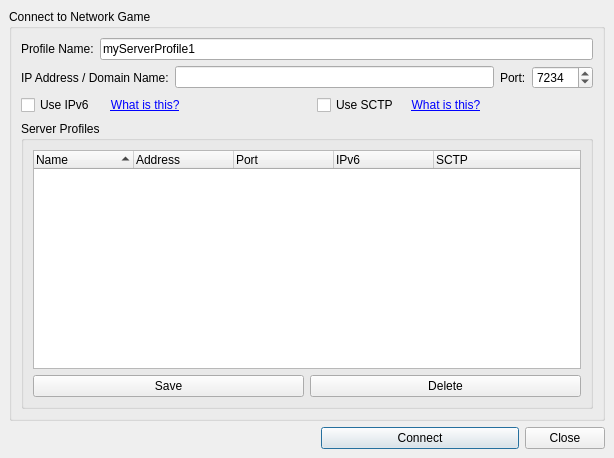
Before: the Qt Designer form src/gui/qt/gui_800x480/joinnetworkgamedialog_800x480.ui in pokerth/pokerth, drawn with Qt 5.
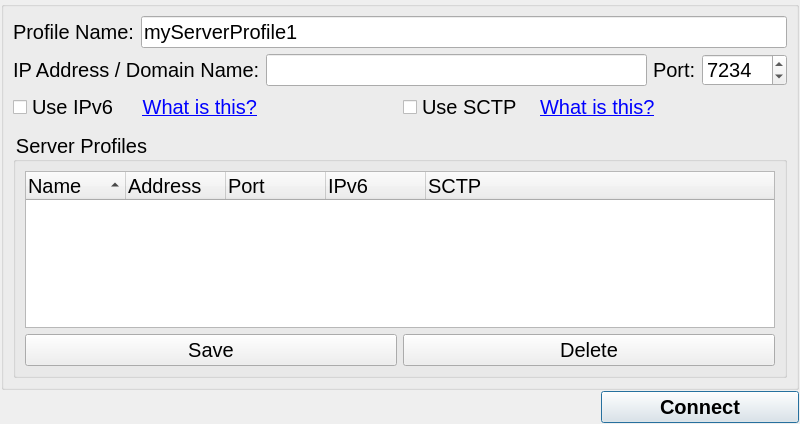
After: the same form once the commit is applied.

What changed in the file:
```diff
--- a/src/gui/qt/gui_800x480/joinnetworkgamedialog_800x480.ui
+++ b/src/gui/qt/gui_800x480/joinnetworkgamedialog_800x480.ui
@@ -6,19 +6,31 @@
    <rect>
     <x>0</x>
     <y>0</y>
-    <width>614</width>
-    <height>458</height>
+    <width>800</width>
+    <height>424</height>
    </rect>
   </property>
+  <property name="minimumSize">
+   <size>
+    <width>800</width>
+    <height>424</height>
+   </size>
+  </property>
+  <property name="maximumSize">
+   <size>
+    <width>800</width>
+    <height>424</height>
+   </size>
+  </property>
   <property name="windowTitle">
    <string>Join Network Game</string>
   </property>
   <layout class="QGridLayout" name="gridLayout2">
    <property name="margin">
-    <number>9</number>
+    <number>1</number>
    </property>
    <property name="spacing">
-    <number>6</number>
+    <number>1</number>
    </property>
    <item row="1" column="0">
     <layout class="QHBoxLayout">
@@ -49,30 +61,29 @@
          <height>0</height>
         </size>
        </property>
+       <property name="styleSheet">
+        <string notr="true">QObject {font: bold 20px}</string>
+       </property>
        <property name="text">
         <string>Connect</string>
        </property>
       </widget>
      </item>
-     <item>
-      <widget class="QPushButton" name="pushButton_close">
-       <property name="text">
-        <string>Close</string>
-       </property>
-      </widget>
-     </item>
     </layout>
    </item>
    <item row="0" column="0">
     <widget class="QGroupBox" name="groupBox">
      <property name="title">
-      <string>Connect to Network Game</string>
+      <string/>
      </property>
      <layout class="QGridLayout" name="gridLayout">
       <item row="0" column="0" colspan="2">
        <layout class="QHBoxLayout" name="horizontalLayout_2">
         <item>
          <widget class="QLabel" name="label_4">
+          <property name="styleSheet">
+           <string notr="true">QObject {font: 20px}</string>
+          </property>
           <property name="text">
            <string>Profile Name:</string>
           </property>
@@ -83,6 +94,9 @@
         </item>
         <item>
          <widget class="QLineEdit" name="lineEdit_profileName">
+          <property name="styleSheet">
+           <string notr="true">QObject {font: 20px}</string>
+          </property>
           <property name="text">
            <string>myServerProfile1</string>
           </property>
@@ -94,6 +108,9 @@
        <layout class="QHBoxLayout" name="horizontalLayout">
         <item>
          <widget class="QLabel" name="label">
+          <property name="styleSheet">
+           <string notr="true">QObject {font: 20px}</string>
+          </property>
           <property name="text">
            <string>IP Address / Domain Name:</string>
           </property>
@@ -103,10 +120,17 @@
          </widget>
         </item>
         <item>
-         <widget class="QLineEdit" name="lineEdit_ipAddress"/>
+         <widget class="QLineEdit" name="lineEdit_ipAddress">
+          <property name="styleSheet">
+           <string notr="true">QObject {font: 20px}</string>
+          </property>
+         </widget>
         </item>
         <item>
          <widget class="QLabel" name="label_2">
+          <property name="styleSheet">
+           <string notr="true">QObject {font: 20px}</string>
+          </property>
           <property name="text">
            <string>Port:</string>
           </property>
@@ -117,6 +141,9 @@
         </item>
         <item>
          <widget class="QSpinBox" name="spinBox_port">
+          <property name="styleSheet">
+           <string notr="true">QObject {font: 20px}</string>
+          </property>
           <property name="minimum">
            <number>80</number>
           </property>
@@ -140,6 +167,9 @@
         </property>
         <item>
          <widget class="QCheckBox" name="checkBox_ipv6">
+          <property name="styleSheet">
+           <string notr="true">QObject {font: 20px}</string>
+          </property>
           <property name="text">
            <string>Use IPv6</string>
           </property>
@@ -147,6 +177,9 @@
         </item>
         <item>
          <widget class="QLabel" name="label_5">
+          <property name="styleSheet">
+           <string notr="true">QObject {font: 20px}</string>
+          </property>
           <property name="text">
            <string>&lt;html&gt;&lt;head&gt;&lt;meta name=&quot;qrichtext&quot; content=&quot;1&quot; /&gt;&lt;style type=&quot;text/css&quot;&gt;
 p, li { white-space: pre-wrap; }
@@ -183,6 +216,9 @@
         </property>
         <item>
          <widget class="QCheckBox" name="checkBox_sctp">
+          <property name="styleSheet">
+           <string notr="true">QObject {font: 20px}</string>
+          </property>
           <property name="text">
            <string>Use SCTP</string>
           </property>
@@ -190,6 +226,9 @@
         </item>
         <item>
          <widget class="QLabel" name="label_6">
+          <property name="styleSheet">
+           <string notr="true">QObject {font: 20px}</string>
+          </property>
           <property name="text">
            <string>&lt;html&gt;&lt;head&gt;&lt;meta name=&quot;qrichtext&quot; content=&quot;1&quot; /&gt;&lt;style type=&quot;text/css&quot;&gt;
 p, li { white-space: pre-wrap; }
@@ -216,8 +255,11 @@
         </item>
        </layout>
       </item>
-      <item row="3" column="0" colspan="2">
+      <item row="4" column="0" colspan="2">
        <widget class="QGroupBox" name="groupBox_2">
+        <property name="styleSheet">
+         <string notr="true">QObject {font: 20px}</string>
+        </property>
         <property name="title">
          <string>Server Profiles</string>
         </property>
@@ -302,6 +344,19 @@
         </layout>
        </widget>
       </item>
+      <item row="3" column="0">
+       <spacer name="verticalSpacer">
+        <property name="orientation">
+         <enum>Qt::Vertical</enum>
+        </property>
+        <property name="sizeHint" stdset="0">
+         <size>
+          <width>20</width>
+          <height>40</height>
+         </size>
+        </property>
+       </spacer>
+      </item>
      </layout>
     </widget>
    </item>
```
Left out of the diff: 17 changed lines with no effect on the pictures.
